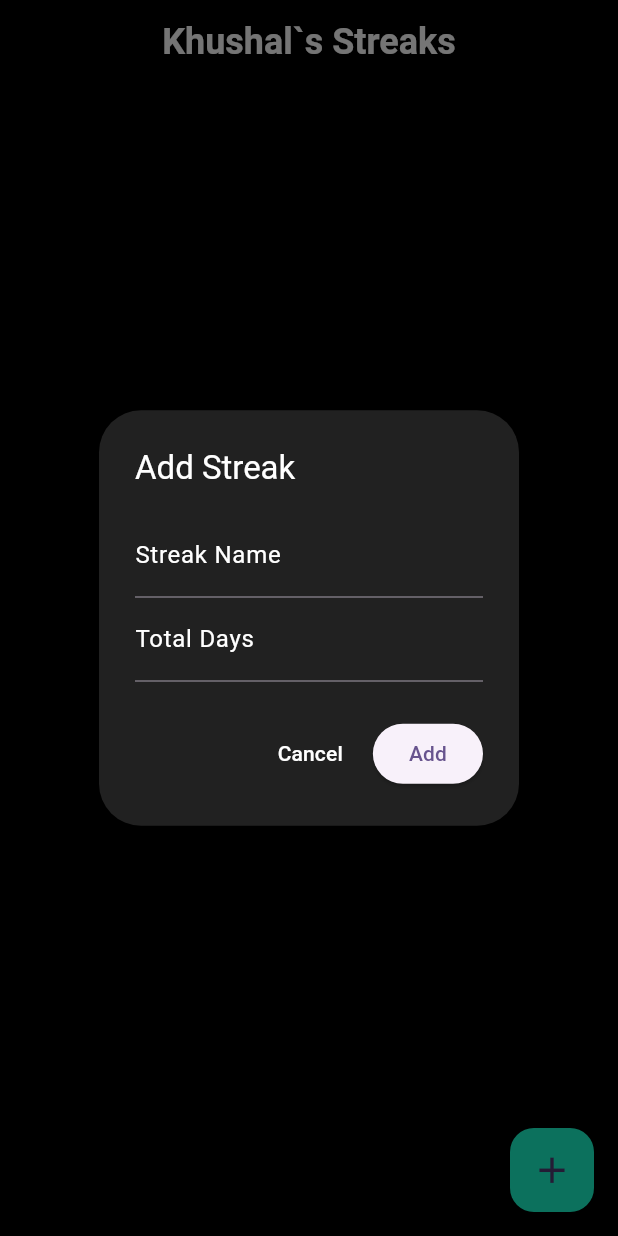
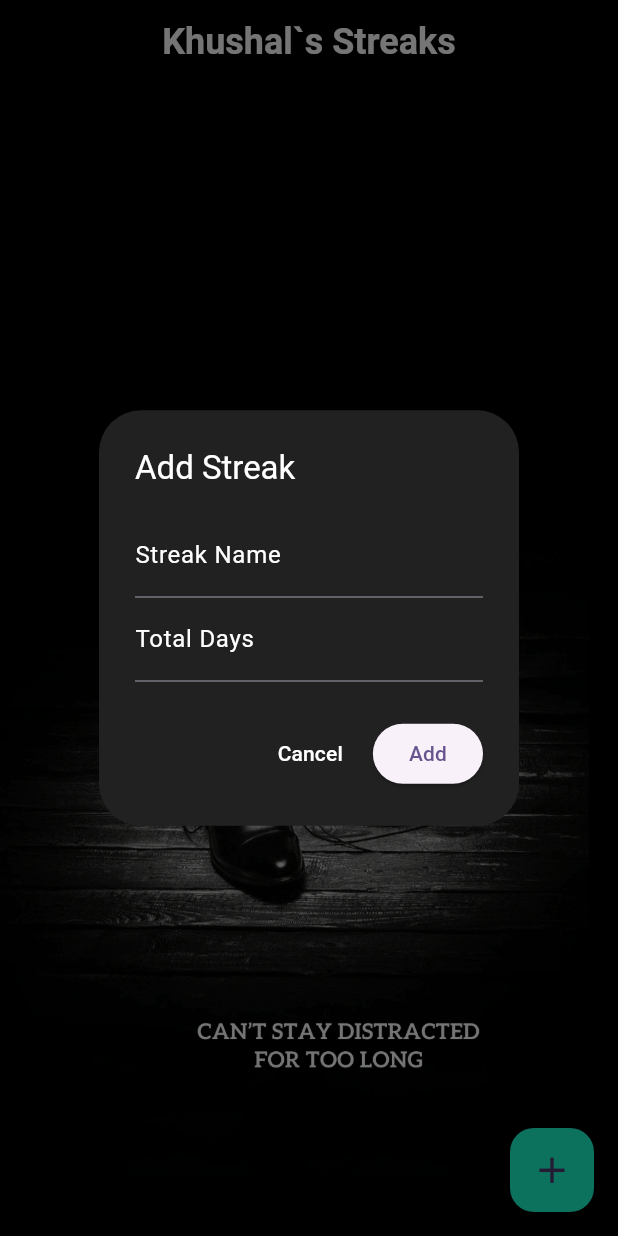
Before and after one commit to khushalrajoria/Streaker, a Flutter app: the screen it shows after launch, after a tap on the "add" icon, on a phone screen of 412 x 824 dp. Run offline on Flutter 3.47's test engine with Material 3 defaults, Android fonts, the light colour scheme and no system bars; our stand-ins replace animated_splash_screen, shared_preferences.

Commit message:
final touches

```diff
--- a/lib/main.dart
+++ b/lib/main.dart
@@ -1,6 +1,6 @@
 import 'package:flutter/material.dart';
+import 'screens/splash_screen.dart';
 
-import 'screens/streaks.dart';
 
 
 void main() {
@@ -19,7 +19,7 @@ class MyApp extends StatelessWidget {
         useMaterial3: true,
       ),
       debugShowCheckedModeBanner: false,
-      home: const StreakScreen(),
+      home: const SplashScreen(),
     );
   }
 }
--- a/lib/screens/splash_screen.dart
+++ b/lib/screens/splash_screen.dart
@@ -8,10 +8,10 @@ class SplashScreen extends StatelessWidget {
   @override
   Widget build(BuildContext context) {
     return AnimatedSplashScreen(
-      backgroundColor: const Color.fromARGB(255, 28, 28, 28),
-      splash: 'assets/images/logo.png',
+      backgroundColor:  Colors.black,
+      splash: 'assets/images/conquer.jpg',
       nextScreen: const StreakScreen(),
-      splashTransition: SplashTransition.scaleTransition,
+      splashTransition: SplashTransition.fadeTransition,
       splashIconSize: 274,
     );
   }
--- a/lib/screens/streaks.dart
+++ b/lib/screens/streaks.dart
@@ -183,13 +183,18 @@ class _StreakScreenState extends State<StreakScreen> {
         centerTitle: true,
         backgroundColor: Colors.black,
       ),
-      body: ListView.builder(
+      body: Container(
+        decoration: const BoxDecoration(
+          image: DecorationImage(
+            image: AssetImage("assets/images/dedicate.png"),
+            fit: BoxFit.cover,
+          ),
+        ),
+        child: ListView.builder(
           itemCount: streaks.length,
           itemBuilder: (context, index) {
             final streak = streaks[index];
-    double progress = streak.totalDays == 0
-        ? 0
-        : streak.currentCount / streak.totalDays;
+            double progress = streak.totalDays == 0 ? 0: streak.currentCount / streak.totalDays;
 
             return Card(
         color: const Color.fromARGB(131, 135, 134, 134),
@@ -215,7 +220,7 @@ class _StreakScreenState extends State<StreakScreen> {
                   Text(
                     '${(progress * 100).toInt()}%',
                     style: const TextStyle(
-                    fontSize: 14,
+                      fontSize: 24,
                       fontWeight: FontWeight.bold,
                       color: Colors.white,
                     ),
@@ -230,7 +235,7 @@ class _StreakScreenState extends State<StreakScreen> {
                     Text(
                       streak.name,
                       style: const TextStyle(
-                      fontSize: 20,
+                        fontSize: 24,
                         fontWeight: FontWeight.bold,
                         color: Colors.white,
                       ),
@@ -262,6 +267,7 @@ class _StreakScreenState extends State<StreakScreen> {
             );
           },
         ),
+      ),
 
       floatingActionButton: FloatingActionButton(
         backgroundColor: const Color.fromARGB(255, 27, 247, 203),
--- a/pubspec.yaml
+++ b/pubspec.yaml
@@ -63,7 +63,7 @@ flutter:
 
   # To add assets to your application, add an assets section, like this:
   assets:
-    - images/conquer.jpg
+      - assets/images/
   #   - images/a_dot_ham.jpeg
 
   # An image asset can refer to one or more resolution-specific "variants", see
```
Also changed, not shown: assets/images/dedicate.png (added). Lines whose indentation alone changed are shown as unchanged.
